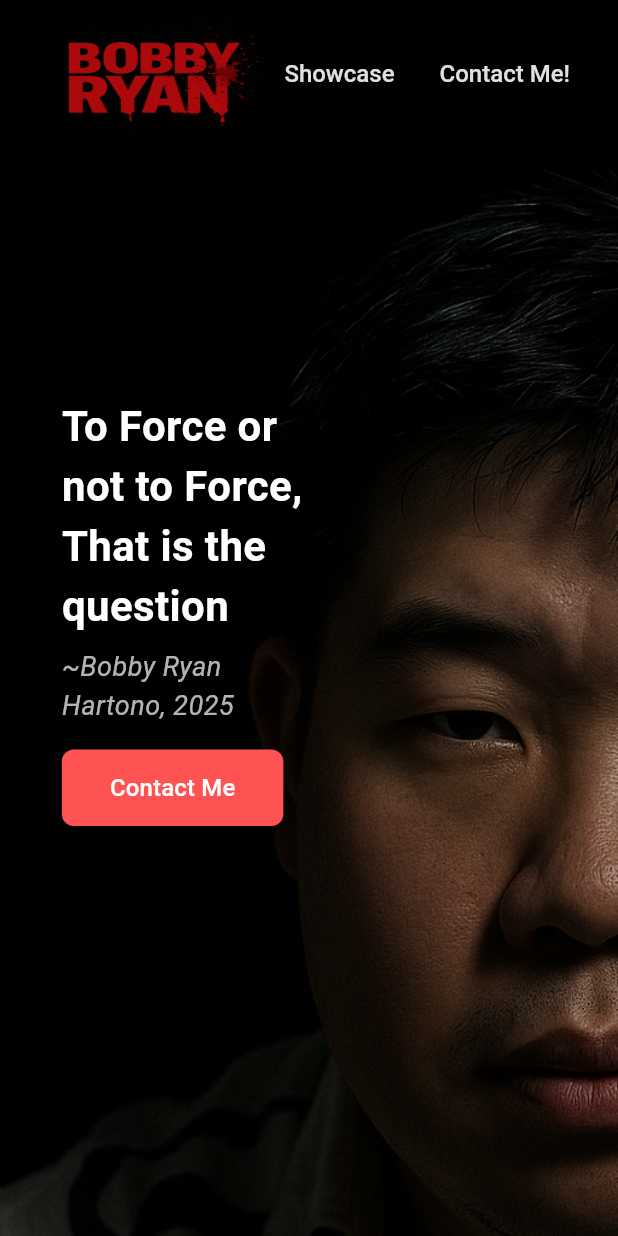
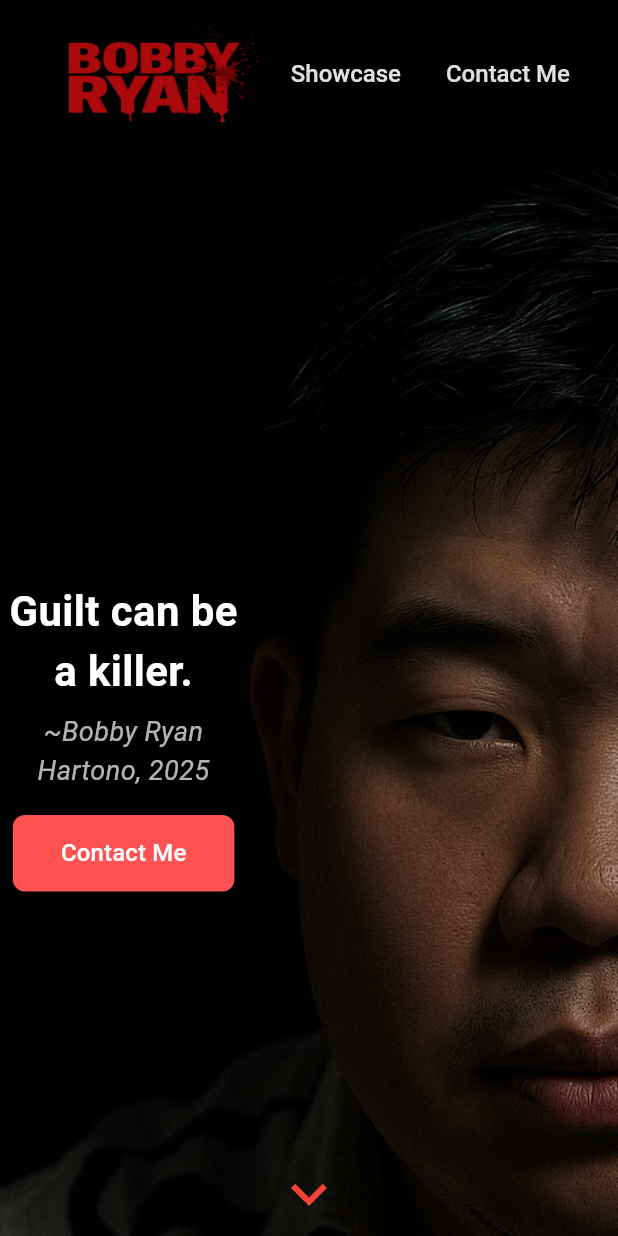
Before and after one commit to TheChefBigDog/Portfolio, a Flutter app: the screen it shows after launch, after a tap on "Contact Me", on a phone screen of 412 x 824 dp. Run offline on Flutter 3.47's test engine with Material 3 defaults, Android fonts, the phone set to English and light mode, and no system bars; our stand-ins replace get.

Commit message:
Commit of the day:
 + carrer journey views has been added

 + Added down icon for next section

```diff
--- a/lib/views/feature/blood_section.dart
+++ b/lib/views/feature/blood_section.dart
@@ -1,8 +1,38 @@
 import 'package:flutter/material.dart';
 import 'package:url_launcher/url_launcher.dart';
 
-class BloodSection extends StatelessWidget {
-  const BloodSection({Key? key}) : super(key: key);
+class BloodSection extends StatefulWidget {
+  final VoidCallback? onDownPressed;
+
+  const BloodSection({Key? key, this.onDownPressed}) : super(key: key);
+
+  @override
+  State<BloodSection> createState() => _BloodSectionState();
+}
+
+class _BloodSectionState extends State<BloodSection>
+    with SingleTickerProviderStateMixin {
+  late AnimationController _controller;
+  late Animation<double> _bounceAnimation;
+
+  @override
+  void initState() {
+    super.initState();
+    _controller = AnimationController(
+      duration: const Duration(milliseconds: 800),
+      vsync: this,
+    )..repeat(reverse: true);
+
+    _bounceAnimation = Tween<double>(begin: 0, end: 12).animate(
+      CurvedAnimation(parent: _controller, curve: Curves.easeInOut),
+    );
+  }
+
+  @override
+  void dispose() {
+    _controller.dispose();
+    super.dispose();
+  }
 
   Future<void> _openWhatsApp() async {
     final uri = Uri.parse('https://wa.me/62859211150899');
@@ -20,25 +50,23 @@ class BloodSection extends StatelessWidget {
       child: Stack(
         fit: StackFit.expand,
         children: [
-          // Background
           Image.asset('assets/images/bobby_AI.png', fit: BoxFit.cover),
-
-          // Quote + button in one Positioned
           Positioned(
-            top: screenH * 0.2,
-            left: screenW * 0.1,
+            top: screenH * 0.35,
+            child: SizedBox(
               width: screenW * 0.4,
               child: Column(
-              crossAxisAlignment: CrossAxisAlignment.start,
+                crossAxisAlignment: CrossAxisAlignment.center,
                 children: [
                   const Text(
-                  'To Force or not to Force, That is the question',
+                    'Guilt can be a killer.',
                     style: TextStyle(
                       fontSize: 28,
                       fontWeight: FontWeight.bold,
                       color: Colors.white,
                       shadows: [Shadow(blurRadius: 6, color: Colors.black54)],
                     ),
+                    textAlign: TextAlign.center,
                   ),
                   const SizedBox(height: 8),
                   const Text(
@@ -48,18 +76,14 @@ class BloodSection extends StatelessWidget {
                       fontStyle: FontStyle.italic,
                       color: Colors.white70,
                     ),
+                    textAlign: TextAlign.center,
                   ),
-
-                // exactly 16px below the quote
                   const SizedBox(height: 16),
-
                   ElevatedButton(
                     style: ElevatedButton.styleFrom(
                       backgroundColor: Colors.redAccent,
                       padding: const EdgeInsets.symmetric(
-                      horizontal: 32,
-                      vertical: 14,
-                    ),
+                          horizontal: 32, vertical: 14),
                       shape: RoundedRectangleBorder(
                         borderRadius: BorderRadius.circular(8),
                       ),
@@ -74,6 +98,30 @@ class BloodSection extends StatelessWidget {
                 ],
               ),
             ),
+          ),
+          Positioned(
+            bottom: screenH * 0.110,
+            left: 0,
+            right: 0,
+            child: Center(
+              child: AnimatedBuilder(
+                animation: _bounceAnimation,
+                builder: (context, child) {
+                  return Transform.translate(
+                    offset: Offset(0, -_bounceAnimation.value),
+                    child: IconButton(
+                      onPressed: widget.onDownPressed,
+                      icon: const Icon(
+                        Icons.keyboard_arrow_down,
+                        size: 48,
+                        color: Colors.red,
+                      ),
+                    ),
+                  );
+                },
+              ),
+            ),
+          ),
         ],
       ),
     );
--- /dev/null
+++ b/lib/views/feature/career_journey.dart
@@ -0,0 +1,47 @@
+import 'package:flutter/material.dart';
+
+class CareerJourneySection extends StatelessWidget {
+  const CareerJourneySection({Key? key}) : super(key: key);
+
+  @override
+  Widget build(BuildContext context) {
+    final screenH = MediaQuery.of(context).size.height;
+    final screenW = MediaQuery.of(context).size.width;
+
+    return Container(
+      width: double.infinity,
+      height: screenH,
+      color: Colors.black,
+      padding: EdgeInsets.symmetric(
+        horizontal: screenW * 0.1,
+        vertical: 64,
+      ),
+      child: const Column(
+        crossAxisAlignment: CrossAxisAlignment.start,
+        children: [
+          Text(
+            'Career Journey',
+            style: TextStyle(
+              fontSize: 32,
+              fontWeight: FontWeight.bold,
+              color: Colors.redAccent,
+            ),
+          ),
+          SizedBox(height: 24),
+          Text(
+            "My name is Bobby Ryan Hartono. I was a Java Android Developer at a corporate company called "
+            "MobileCom for two years. During my time in the startup, I developed several Native Android applications "
+            "for well-known companies such as Sqolaria, Qampus, Human Cloudz Indonesia, and IGI Online.\n\n"
+            "I later joined Sinarmas Multifinance in search of new knowledge and a wider professional network. "
+            "Throughout my career journey, I have expanded my skills to include React Native, Dart, and Java.",
+            style: TextStyle(
+              fontSize: 18,
+              color: Colors.white70,
+              height: 1.5,
+            ),
+          ),
+        ],
+      ),
+    );
+  }
+}
--- a/lib/views/feature/portfolio_view.dart
+++ b/lib/views/feature/portfolio_view.dart
@@ -1,5 +1,6 @@
 import 'package:Bobby_Ryan_Hartono/modules/portfolio/portfolio_controller.dart';
 import 'package:Bobby_Ryan_Hartono/views/feature/blood_section.dart';
+import 'package:Bobby_Ryan_Hartono/views/feature/career_journey.dart';
 import 'package:Bobby_Ryan_Hartono/views/widget/portfolio_header.dart';
 import 'package:flutter/material.dart';
 import 'package:get/get.dart';
@@ -11,8 +12,11 @@ class PortfolioView extends StatelessWidget {
   Widget build(BuildContext context) {
     final screenH = MediaQuery.of(context).size.height;
     final headerH = screenH * 0.12;
+
+    final scrollController = ScrollController();
+    final careerJourneyKey = GlobalKey();
+
     return Scaffold(
-      extendBodyBehindAppBar: true,
       backgroundColor: Colors.white,
       appBar: PreferredSize(
         preferredSize: Size.fromHeight(headerH),
@@ -20,10 +24,24 @@ class PortfolioView extends StatelessWidget {
       ),
       body: GetBuilder<PortfolioController>(
         builder: (controller) {
-          return const SingleChildScrollView(
-            child: Column(
-              crossAxisAlignment: CrossAxisAlignment.center,
-              children: [SafeArea(child: BloodSection())],
+          return SingleChildScrollView(
+            controller: scrollController,
+            child: SafeArea(
+              child: Column(
+                crossAxisAlignment: CrossAxisAlignment.center,
+                children: [
+                  BloodSection(
+                    onDownPressed: () {
+                      Scrollable.ensureVisible(
+                        careerJourneyKey.currentContext!,
+                        duration: const Duration(milliseconds: 500),
+                        curve: Curves.easeInOut,
+                      );
+                    },
+                  ),
+                  CareerJourneySection(key: careerJourneyKey),
+                ],
+              ),
             ),
           );
         },
--- a/lib/views/widget/portfolio_header.dart
+++ b/lib/views/widget/portfolio_header.dart
@@ -46,7 +46,7 @@ class PortfolioHeader extends StatelessWidget {
             children: [
               _NavButton(title: "Showcase", onTap: () {}),
               const SizedBox(width: 30),
-              _NavButton(title: "Contact Me!", onTap: () {}),
+              _NavButton(title: "Contact Me", onTap: () {}),
             ],
           ),
         ),
```
Lines whose indentation alone changed are shown as unchanged.
